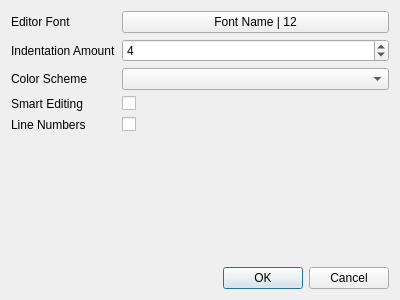
Above: source/ide/settings.ui from IanFinlayson/tetra before the change. Below: the same form after it.
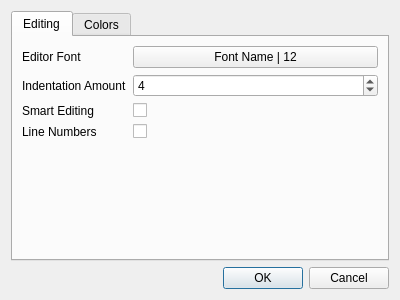
That is the form after the change.

Diff of the .ui file:
```diff
--- a/source/ide/settings.ui
+++ b/source/ide/settings.ui
@@ -15,6 +15,16 @@
   </property>
   <layout class="QVBoxLayout" name="verticalLayout">
    <item>
+    <widget class="QTabWidget" name="tabWidget">
+     <property name="currentIndex">
+      <number>0</number>
+     </property>
+     <widget class="QWidget" name="tab">
+      <attribute name="title">
+       <string>Editing</string>
+      </attribute>
+      <layout class="QHBoxLayout" name="horizontalLayout">
+       <item>
     <layout class="QFormLayout" name="formLayout">
      <item row="0" column="0">
       <widget class="QLabel" name="label">
@@ -50,38 +60,28 @@
        </property>
       </widget>
      </item>
-     <item row="3" column="0">
-      <widget class="QLabel" name="label_4">
-       <property name="text">
-        <string>Color Scheme</string>
-       </property>
-      </widget>
-     </item>
-     <item row="3" column="1">
-      <widget class="QComboBox" name="comboBox"/>
-     </item>
-     <item row="4" column="0">
+         <item row="2" column="0">
       <widget class="QLabel" name="label_3">
        <property name="text">
         <string>Smart Editing</string>
        </property>
       </widget>
      </item>
-     <item row="4" column="1">
-      <widget class="QCheckBox" name="checkBox">
-       <property name="text">
-        <string/>
-       </property>
-      </widget>
-     </item>
-     <item row="5" column="0">
+         <item row="3" column="0">
       <widget class="QLabel" name="label_5">
        <property name="text">
         <string>Line Numbers</string>
        </property>
       </widget>
      </item>
-     <item row="5" column="1">
+         <item row="2" column="1">
+          <widget class="QCheckBox" name="checkBox">
+           <property name="text">
+            <string/>
+           </property>
+          </widget>
+         </item>
+         <item row="3" column="1">
       <widget class="QCheckBox" name="checkBox_2">
        <property name="text">
         <string/>
@@ -89,6 +89,15 @@
       </widget>
      </item>
     </layout>
+       </item>
+      </layout>
+     </widget>
+     <widget class="QWidget" name="tab_2">
+      <attribute name="title">
+       <string>Colors</string>
+      </attribute>
+     </widget>
+    </widget>
    </item>
    <item>
     <widget class="QDialogButtonBox" name="buttonBox">
```
Lines whose indentation alone changed are shown as unchanged.
